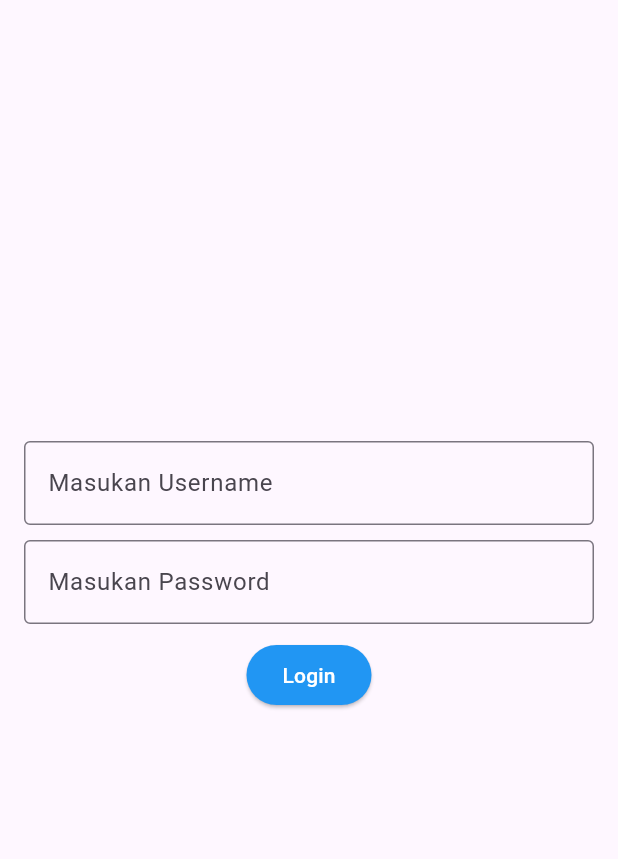
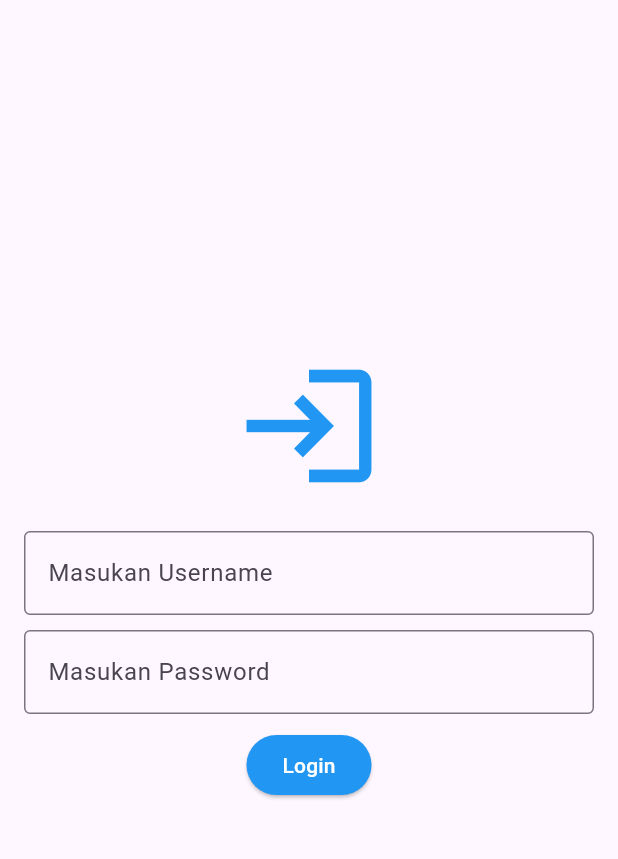
Before and after one commit to DzulfiqarAlang/tugas_11_mobile_programming, a Flutter app: the screen it shows after launch, on a phone screen of 412 x 824 dp, the part 84-943 px from its top. Run offline on Flutter 3.47's test engine with Material 3 defaults, Android fonts, the phone set to English and light mode, and no system bars.

Commit message:
first commit

```diff
--- a/lib/main.dart
+++ b/lib/main.dart
@@ -37,6 +37,8 @@ class Pertama extends StatelessWidget {
         child: Column(
           mainAxisAlignment: MainAxisAlignment.center,
           children: [
+            Icon(Icons.login, size: 100, color: Colors.blue),
+            SizedBox(height: 20),
             TextFormField(
               decoration: const InputDecoration(
                 labelText: 'Masukan Username',
```
